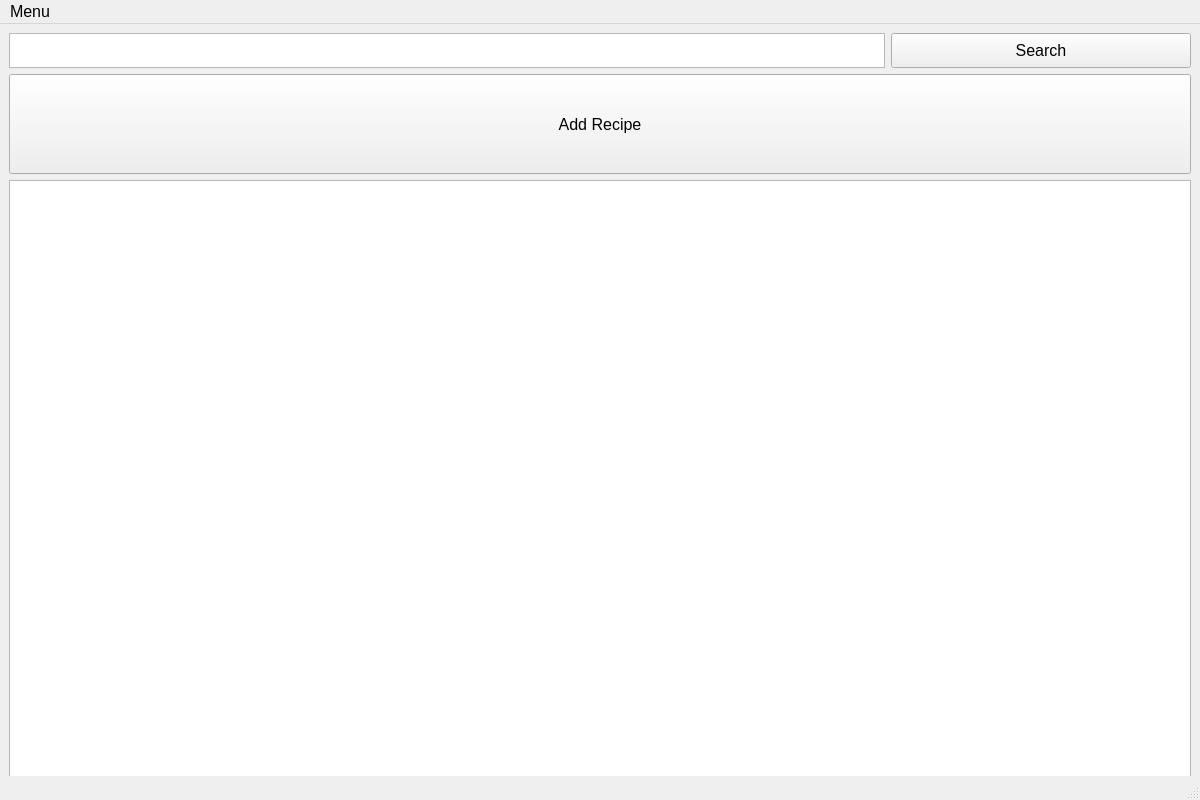
Old version of the form homepage.ui in the repository sgomez14/team-cook2.
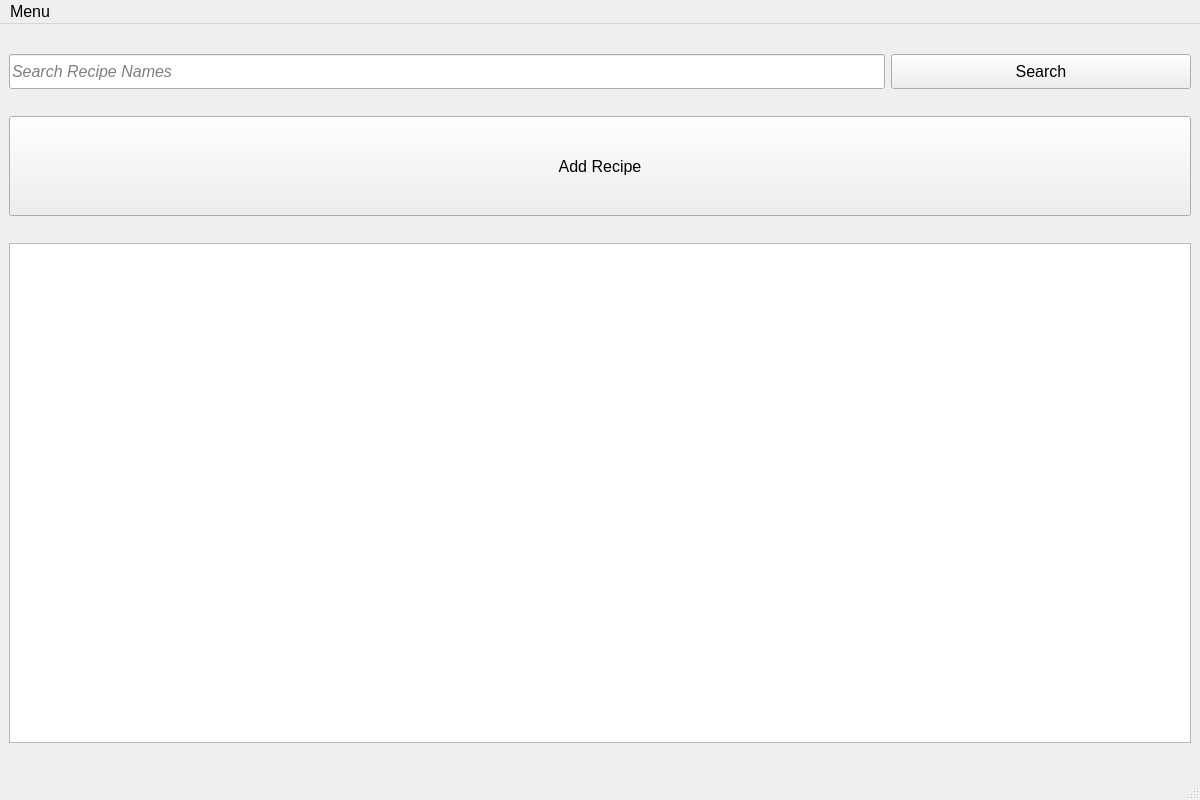
New version of the form. Icons and pictures are not drawn.

Commit message: search ui functioning properly

Patch:
```diff
--- a/homepage.ui
+++ b/homepage.ui
@@ -36,7 +36,13 @@
     <item>
      <layout class="QHBoxLayout" name="horizontalLayout">
       <item>
-       <widget class="QTextEdit" name="textEdit">
+       <widget class="QLineEdit" name="searchLine">
+        <property name="minimumSize">
+         <size>
+          <width>0</width>
+          <height>35</height>
+         </size>
+        </property>
         <property name="maximumSize">
          <size>
           <width>16777215</width>
@@ -45,10 +51,12 @@
         </property>
         <property name="font">
          <font>
-          <pointsize>12</pointsize>
           <italic>true</italic>
          </font>
         </property>
+        <property name="placeholderText">
+         <string>Search Recipe Names</string>
+        </property>
        </widget>
       </item>
       <item>
@@ -56,7 +64,7 @@
         <property name="minimumSize">
          <size>
           <width>300</width>
-          <height>0</height>
+          <height>35</height>
          </size>
         </property>
         <property name="maximumSize">
@@ -124,7 +132,13 @@
       <property name="minimumSize">
        <size>
         <width>0</width>
-        <height>600</height>
+        <height>500</height>
+       </size>
+      </property>
+      <property name="maximumSize">
+       <size>
+        <width>16777215</width>
+        <height>500</height>
        </size>
       </property>
       <property name="frameShadow">
```
The commit also changes 16 other files.
